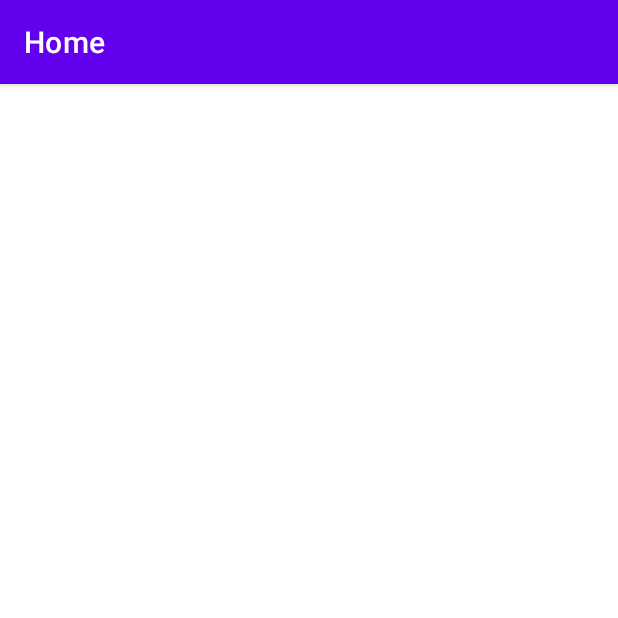
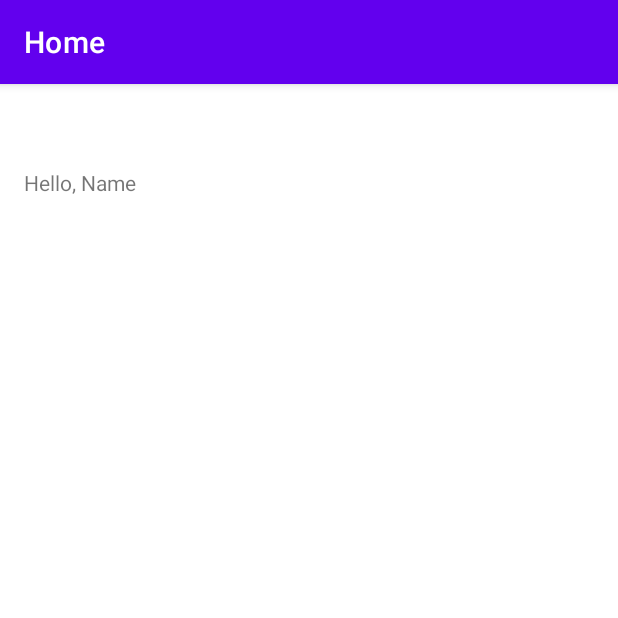
Before and after one commit to adan95/In_Stock_Alert, an Android app: the HomeFragment screen opened directly, with no data from a screen before it, on a phone screen of 412 x 824 dp, the top half of it. Run offline under Robolectric (Android 15) with nearby library versions, the phone set to English and light mode, and no system bars; our stand-ins replace navigation-ui.

Commit message:
Worked home fragment_home.xml

```diff
--- a/app/src/main/res/layout/activity_login.xml
+++ b/app/src/main/res/layout/activity_login.xml
@@ -66,13 +66,13 @@
 
     <Button
         android:id="@+id/signUpButton"
-        android:text="@string/sign_up"
-        android:textSize="17sp"
         android:layout_width="130dp"
         android:layout_height="70dp"
         android:layout_below="@id/signInButton"
         android:layout_centerHorizontal="true"
-        android:layout_marginTop="20dp" />
+        android:layout_marginTop="20dp"
+        android:text="@string/sign_up"
+        android:textSize="17sp" />
 
 
 
--- a/app/src/main/res/layout/fragment_home.xml
+++ b/app/src/main/res/layout/fragment_home.xml
@@ -13,10 +13,25 @@
         android:layout_marginStart="8dp"
         android:layout_marginTop="8dp"
         android:layout_marginEnd="8dp"
+        android:gravity="center_horizontal"
         android:textAlignment="center"
         android:textSize="20sp"
         app:layout_constraintBottom_toBottomOf="parent"
         app:layout_constraintEnd_toEndOf="parent"
         app:layout_constraintStart_toStartOf="parent"
         app:layout_constraintTop_toTopOf="parent" />
+
+    <TextView
+        android:id="@+id/textView"
+        android:layout_width="wrap_content"
+        android:layout_height="wrap_content"
+        android:text="Hello, Name"
+        app:layout_constraintBottom_toBottomOf="parent"
+        app:layout_constraintEnd_toEndOf="parent"
+        app:layout_constraintHorizontal_bias="0.047"
+        app:layout_constraintStart_toStartOf="parent"
+        app:layout_constraintTop_toTopOf="parent"
+        app:layout_constraintVertical_bias="0.0" />
+
+
 </androidx.constraintlayout.widget.ConstraintLayout>
```
